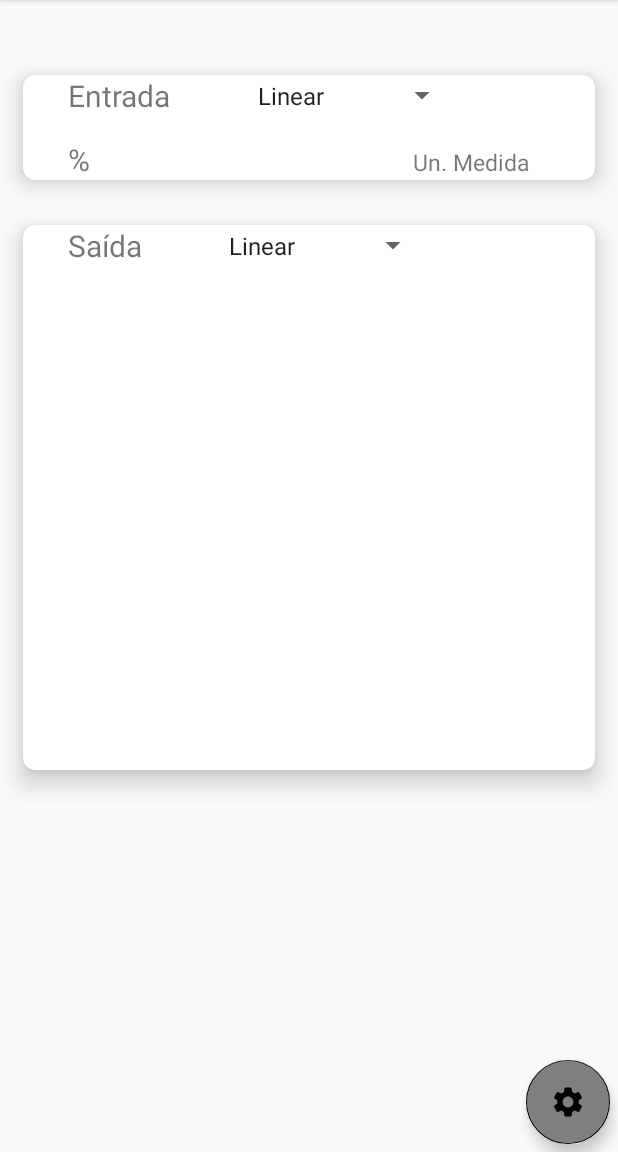
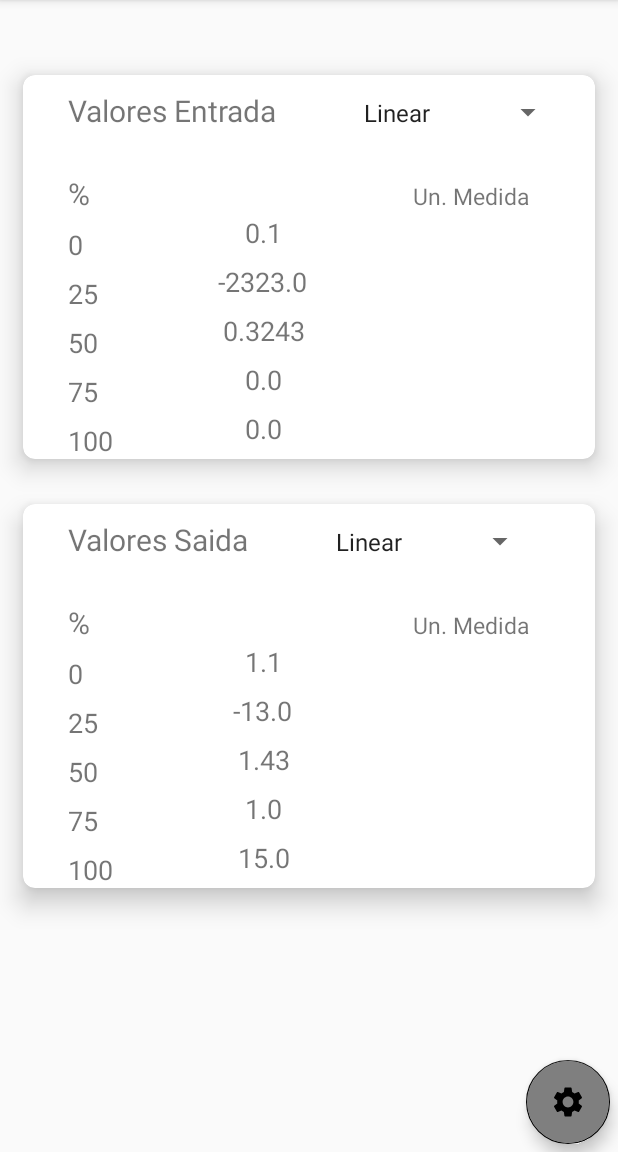
Before and after one commit to igor96SS/CalculoSinais, an Android app: the screen it shows after launch (MainActivity), on a phone screen of 412 x 824 dp, the part 84-1236 px from its top. Run offline under Robolectric (Android 15) with nearby library versions, the phone set to English and light mode, and no system bars.

Commit message:
tables design + hardcoded values to test that works

```diff
--- a/app/src/main/java/team/iscode/igor/calculosinais/MainActivity.kt
+++ b/app/src/main/java/team/iscode/igor/calculosinais/MainActivity.kt
@@ -3,16 +3,18 @@ package team.iscode.igor.calculosinais
 import androidx.appcompat.app.AppCompatActivity
 import android.os.Bundle
 import android.widget.Spinner
-import android.widget.SpinnerAdapter
 import androidx.recyclerview.widget.LinearLayoutManager
 import androidx.recyclerview.widget.RecyclerView
 import team.iscode.igor.calculosinais.adapters.ItemAdapter
+import team.iscode.igor.calculosinais.models.Item
 
 class MainActivity : AppCompatActivity() {
 
     private lateinit var recyclerViewInput: RecyclerView
+    private lateinit var recyclerViewOutput: RecyclerView
 
-    private lateinit var itemAdapter: ItemAdapter
+    private lateinit var itemAdapterInput: ItemAdapter
+    private lateinit var itemAdapterOutput: ItemAdapter
     private lateinit var spinnerAdapterInput: Spinner
     private lateinit var spinnerAdapterOutput: Spinner
 
@@ -22,6 +24,7 @@ class MainActivity : AppCompatActivity() {
         super.onCreate(savedInstanceState)
         setContentView(R.layout.activity_main)
         recyclerViewInput = findViewById(R.id.recyclerViewEntrada)
+        recyclerViewOutput = findViewById(R.id.recyclerViewSaida)
         spinnerAdapterInput = findViewById(R.id.spinnerEntrada)
         spinnerAdapterOutput = findViewById(R.id.spinnerSaida)
 
@@ -31,15 +34,40 @@ class MainActivity : AppCompatActivity() {
     }
 
     private fun addDataSet(){
-        //val data =
+        val inputData = listOf(
+            Item(0,0.1f),
+            Item(25,-2323f),
+            Item(50,0.3243f),
+            Item(75,0f),
+            Item(100,0f)
+        )
+
+        itemAdapterInput.submitList(inputData)
+
+        val outputData = listOf(
+            Item(0,1.1f),
+            Item(25,-13f),
+            Item(50,1.43f),
+            Item(75,1f),
+            Item(100,15f)
+        )
+
+        itemAdapterOutput.submitList(outputData)
     }
 
     private fun initRecyclerView(){
         recyclerViewInput.apply {
             layoutManager = LinearLayoutManager(this@MainActivity)
-            itemAdapter = ItemAdapter()
-            adapter = itemAdapter
+            itemAdapterInput = ItemAdapter()
+            adapter = itemAdapterInput
         }
+
+        recyclerViewOutput.apply {
+            layoutManager = LinearLayoutManager(this@MainActivity)
+            itemAdapterOutput = ItemAdapter()
+            adapter = itemAdapterOutput
+        }
+
 
     }
 }
--- a/app/src/main/java/team/iscode/igor/calculosinais/adapters/ItemAdapter.kt
+++ b/app/src/main/java/team/iscode/igor/calculosinais/adapters/ItemAdapter.kt
@@ -13,10 +13,9 @@ class ItemAdapter: RecyclerView.Adapter<RecyclerView.ViewHolder>() {
     private var inputList: List<Item> = ArrayList()
 
 
-
-
     override fun onCreateViewHolder(parent: ViewGroup, viewType: Int): RecyclerView.ViewHolder {
-        return InputViewHolder(LayoutInflater.from(parent.context).inflate(R.layout.item_view,parent,false))
+        return InputViewHolder(
+            LayoutInflater.from(parent.context).inflate(R.layout.item_view,parent,false))
     }
 
     override fun getItemCount(): Int {
@@ -26,7 +25,7 @@ class ItemAdapter: RecyclerView.Adapter<RecyclerView.ViewHolder>() {
     override fun onBindViewHolder(holder: RecyclerView.ViewHolder, position: Int) {
         when(holder){
             is InputViewHolder ->{
-                holder.bind(inputList.get(position))
+                holder.bind(inputList[position])
             }
         }
     }
@@ -36,14 +35,12 @@ class ItemAdapter: RecyclerView.Adapter<RecyclerView.ViewHolder>() {
     }
 
     class InputViewHolder constructor(itemView: View): RecyclerView.ViewHolder(itemView){
-        val percentage: TextView = itemView.findViewById(R.id.percentageValue)
-        val inputValue: TextView = itemView.findViewById(R.id.signalValue)
-        val unitMeasure: TextView = itemView.findViewById(R.id.unitMeasurementValue)
+        private val percentage: TextView = itemView.findViewById(R.id.percentageValue)
+        private val inputValue: TextView = itemView.findViewById(R.id.signalValue)
 
         fun bind(signalValue: Item){
-            percentage.setText(signalValue.percentage)
-            inputValue.setText(signalValue.signalValue)
-            unitMeasure.setText(signalValue.unitMeasurement)
+            percentage.text = signalValue.percentage.toString()
+            inputValue.text = signalValue.signalValue.toString()
         }
     }
 
--- a/app/src/main/java/team/iscode/igor/calculosinais/models/Item.kt
+++ b/app/src/main/java/team/iscode/igor/calculosinais/models/Item.kt
@@ -1,3 +1,3 @@
 package team.iscode.igor.calculosinais.models
 
-data class Item(var percentage: Int, var signalValue: Int, var unitMeasurement: String)
+data class Item(var percentage: Int, var signalValue: Float)
--- a/app/src/main/res/layout/activity_main.xml
+++ b/app/src/main/res/layout/activity_main.xml
@@ -50,14 +50,14 @@
                     <TextView
                         android:layout_width="wrap_content"
                         android:layout_height="wrap_content"
-                        android:text="Entrada"
+                        android:text="@string/textValorEntrada"
                         android:textSize="20sp"/>
 
                     <Spinner
                         android:layout_marginStart="50dp"
                         android:id="@+id/spinnerEntrada"
                         android:layout_width="wrap_content"
-                        android:layout_height="match_parent"
+                        android:layout_height="50dp"
                         android:entries="@array/spinner"/>
 
 
@@ -72,33 +72,27 @@
                             <TextView
                                 android:layout_marginTop="15dp"
                                 android:layout_column="1"
-                                android:text="%"
+                                android:text="@string/percentage"
                                 android:textSize="20sp"/>
 
                             <TextView
                                 android:layout_marginTop="15dp"
                                 android:layout_column="3"
-                                android:text="Un. Medida"
+                                android:text="@string/unidade_de_medida"
                                 android:gravity="center"
                                 android:textSize="15sp"/>
                         </TableRow>
-
                         <androidx.recyclerview.widget.RecyclerView
                             android:id="@+id/recyclerViewEntrada"
                             android:layout_width="match_parent"
                             android:layout_height="match_parent"/>
 
+
                     </TableLayout>
-
-
 
             </LinearLayout>
 
-
-
-
         </androidx.cardview.widget.CardView>
-
 
 
         <androidx.cardview.widget.CardView
@@ -127,14 +121,14 @@
                     <TextView
                         android:layout_width="wrap_content"
                         android:layout_height="wrap_content"
-                        android:text="Saída"
+                        android:text="@string/txtValorSaida"
                         android:textSize="20sp"/>
 
                     <Spinner
                         android:layout_marginStart="50dp"
                         android:id="@+id/spinnerSaida"
                         android:layout_width="wrap_content"
-                        android:layout_height="match_parent"
+                        android:layout_height="50dp"
                         android:entries="@array/spinner"/>
 
                 </LinearLayout>
@@ -142,54 +136,26 @@
                 <TableLayout
                     android:layout_width="match_parent"
                     android:layout_height="wrap_content"
-                    android:stretchColumns="1,2,3"
-                    >
+                    android:stretchColumns="1,2,3">
 
                     <TableRow>
                         <TextView
                             android:layout_marginTop="15dp"
                             android:layout_column="1"
-                            android:text="%"
+                            android:text="@string/percentage"
                             android:textSize="20sp"/>
-                    </TableRow>
 
-                    <TableRow>
                         <TextView
                             android:layout_marginTop="15dp"
-                            android:layout_column="1"
-                            android:text="0"
-                            android:textSize="18sp"/>
+                            android:layout_column="3"
+                            android:text="@string/unidade_de_medida"
+                            android:gravity="center"
+                            android:textSize="15sp"/>
                     </TableRow>
-                    <TableRow>
-                        <TextView
-                            android:layout_marginTop="12dp"
-
-                            android:layout_column="1"
-                            android:text="25"
-                            android:textSize="18sp"/>
-                    </TableRow>
-                    <TableRow>
-                        <TextView
-                            android:layout_marginTop="12dp"
-
-                            android:layout_column="1"
-                            android:text="50"
-                            android:textSize="18sp"/>
-                    </TableRow>
-                    <TableRow>
-                        <TextView
-                            android:layout_marginTop="12dp"
-                            android:layout_column="1"
-                            android:text="75"
-                            android:textSize="18sp"/>
-                    </TableRow>
-                    <TableRow>
-                        <TextView
-                            android:layout_marginTop="12dp"
-                            android:layout_column="1"
-                            android:text="100"
-                            android:textSize="18sp"/>
-                    </TableRow>
+                    <androidx.recyclerview.widget.RecyclerView
+                        android:id="@+id/recyclerViewSaida"
+                        android:layout_width="match_parent"
+                        android:layout_height="match_parent"/>
 
 
                 </TableLayout>
--- a/app/src/main/res/layout/item_view.xml
+++ b/app/src/main/res/layout/item_view.xml
@@ -1,29 +1,26 @@
 <?xml version="1.0" encoding="utf-8"?>
 <TableLayout xmlns:android="http://schemas.android.com/apk/res/android"
     android:layout_width="match_parent"
-    android:layout_height="match_parent"
+    android:layout_height="wrap_content"
     android:stretchColumns="1,2,3">
 
     <TableRow>
         <TextView
             android:id="@+id/percentageValue"
-            android:layout_marginTop="15dp"
             android:layout_column="1"
-            android:textSize="20sp"/>
+            android:textSize="18sp"
+            android:layout_width="5dp"
+            android:layout_height="wrap_content"
+            android:layout_marginTop="8dp"
+            />
 
         <TextView
             android:id="@+id/signalValue"
-            android:layout_marginTop="15dp"
             android:layout_column="2"
-            android:gravity="center"
-            android:textSize="15sp"/>
+            android:textSize="18sp"
+            android:paddingStart="0dp"
+            android:paddingEnd="95dp"/>
 
-        <TextView
-            android:id="@+id/unitMeasurementValue"
-            android:layout_marginTop="15dp"
-            android:layout_column="3"
-            android:gravity="center"
-            android:textSize="15sp"/>
     </TableRow>
 
 </TableLayout>
--- a/app/src/main/res/values/strings.xml
+++ b/app/src/main/res/values/strings.xml
@@ -23,4 +23,5 @@
     <string name="unidade_de_medida">Un. Medida</string>
     <string name="legend">* Required</string>
     <string name="config_values">Config Values</string>
+    <string name="percentage">%</string>
 </resources>
```
